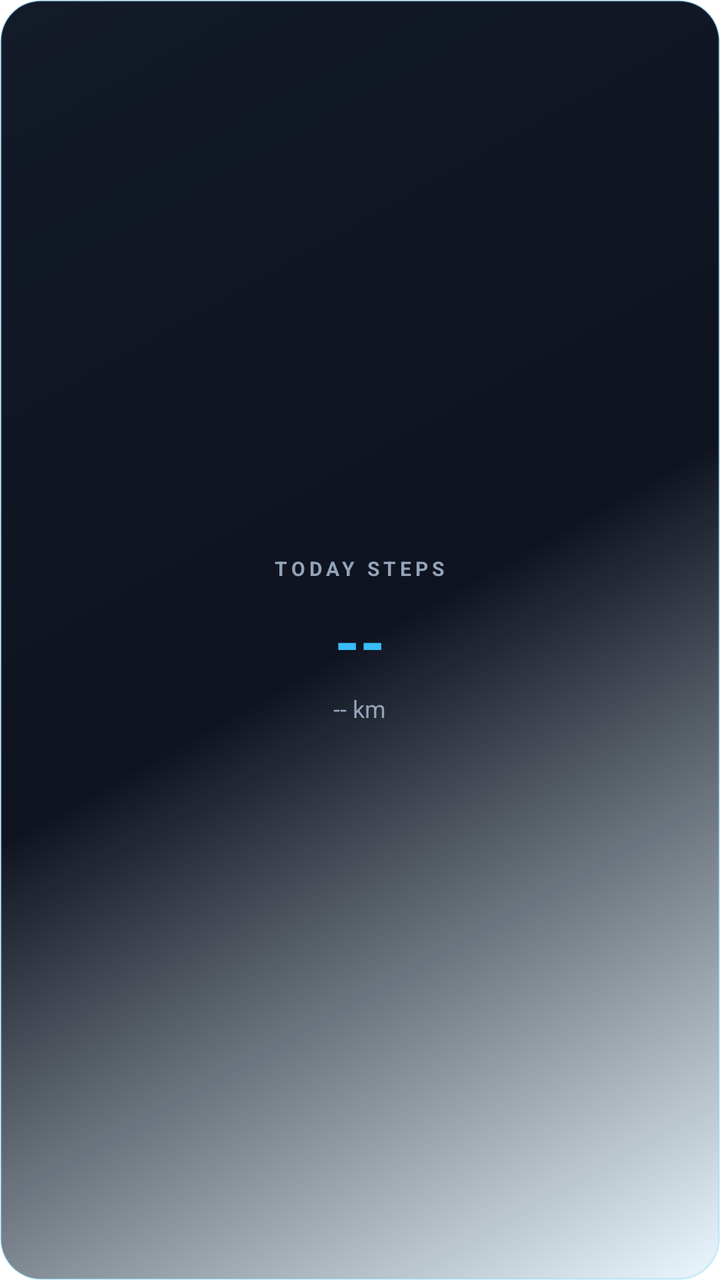
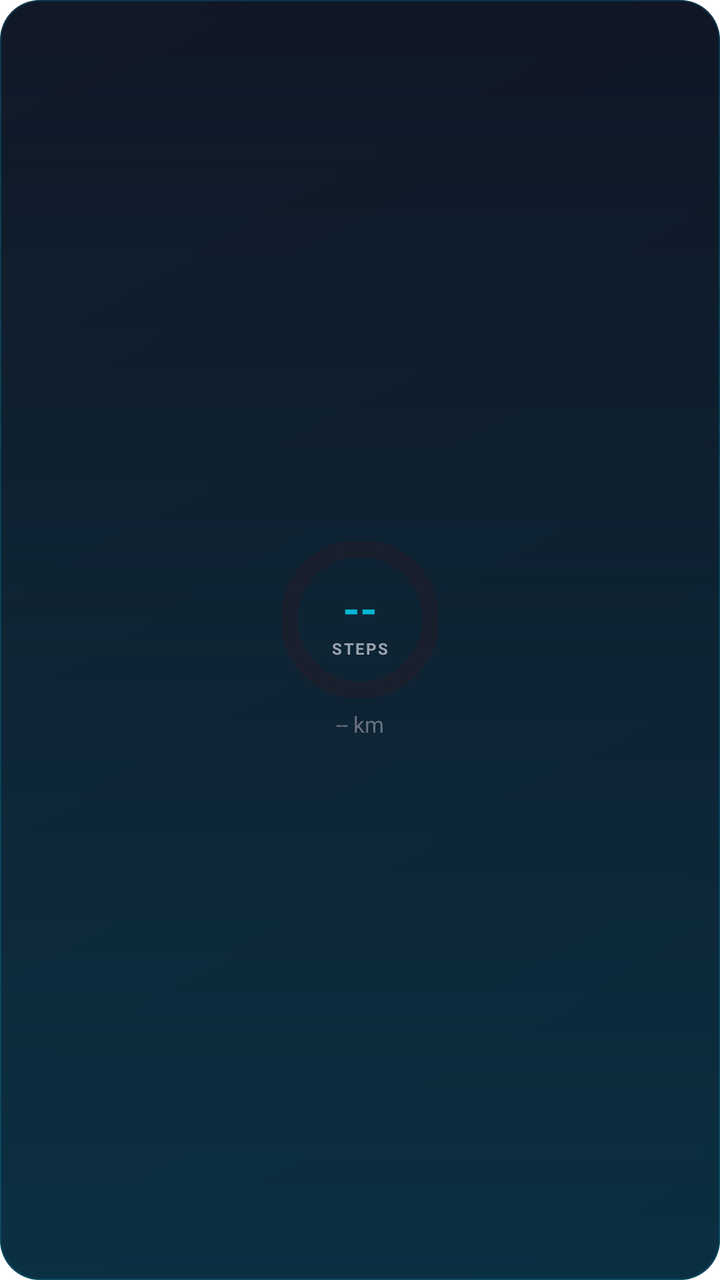

Compare the two renders of this Android layout. The source of the first and the diff that turns it into the second are given below.
<!-- AndroidManifest.xml: fallback theme Theme.MaterialComponents.DayNight.NoActionBar -->
<!-- res/layout/widget_steps.xml -->
<?xml version="1.0" encoding="utf-8"?>
<LinearLayout xmlns:android="http://schemas.android.com/apk/res/android"
    android:layout_width="match_parent"
    android:layout_height="match_parent"
    android:orientation="vertical"
    android:background="@drawable/widget_bg_accent"
    android:padding="16dp"
    android:gravity="center">

    <TextView
        android:layout_width="wrap_content"
        android:layout_height="wrap_content"
        android:text="TODAY STEPS"
        android:textColor="#94A3B8"
        android:textSize="10sp"
        android:textStyle="bold"
        android:letterSpacing="0.2"
        android:layout_marginBottom="8dp" />

    <TextView
        android:id="@+id/widget_steps_count"
        android:layout_width="wrap_content"
        android:layout_height="wrap_content"
        android:text="--"
        android:textColor="#38BDF8"
        android:textSize="32sp"
        android:textStyle="bold" />

    <TextView
        android:id="@+id/widget_steps_distance"
        android:layout_width="wrap_content"
        android:layout_height="wrap_content"
        android:text="-- km"
        android:textColor="#94A3B8"
        android:textSize="12sp"
        android:layout_marginTop="4dp" />
</LinearLayout>
<!-- resources referenced by this layout -->
<resources>
  <!-- drawable widget_bg_accent (drawable) -->
  <?xml version="1.0" encoding="utf-8"?>
  <shape xmlns:android="http://schemas.android.com/apk/res/android"
      android:shape="rectangle">
      <gradient
          android:angle="135"
          android:startColor="#1A38BDF8"
          android:centerColor="#0E131F"
          android:endColor="#131A28"
          android:type="linear" />
      <corners android:radius="20dp" />
      <stroke
          android:width="1dp"
          android:color="#3338BDF8" />
  </shape>
</resources>

<!-- the commit's change to res/layout/widget_steps.xml (unified diff, before → after) -->
@@ -1,37 +1,70 @@
 <?xml version="1.0" encoding="utf-8"?>
-<LinearLayout xmlns:android="http://schemas.android.com/apk/res/android"
+<FrameLayout xmlns:android="http://schemas.android.com/apk/res/android"
+    android:id="@+id/widget_root"
     android:layout_width="match_parent"
     android:layout_height="match_parent"
-    android:orientation="vertical"
-    android:background="@drawable/widget_bg_accent"
-    android:padding="16dp"
-    android:gravity="center">
+    android:background="@drawable/widget_bg_activity"
+    android:padding="16dp">
 
-    <TextView
+    <LinearLayout
         android:layout_width="wrap_content"
         android:layout_height="wrap_content"
-        android:text="TODAY STEPS"
-        android:textColor="#94A3B8"
-        android:textSize="10sp"
-        android:textStyle="bold"
-        android:letterSpacing="0.2"
-        android:layout_marginBottom="8dp" />
+        android:layout_gravity="center"
+        android:gravity="center_horizontal"
+        android:orientation="vertical">
 
-    <TextView
-        android:id="@+id/widget_steps_count"
-        android:layout_width="wrap_content"
-        android:layout_height="wrap_content"
-        android:text="--"
-        android:textColor="#38BDF8"
-        android:textSize="32sp"
-        android:textStyle="bold" />
+        <FrameLayout
+            android:layout_width="78dp"
+            android:layout_height="78dp">
 
-    <TextView
-        android:id="@+id/widget_steps_distance"
-        android:layout_width="wrap_content"
-        android:layout_height="wrap_content"
-        android:text="-- km"
-        android:textColor="#94A3B8"
-        android:textSize="12sp"
-        android:layout_marginTop="4dp" />
-</LinearLayout>
+            <ProgressBar
+                android:id="@+id/steps_progress"
+                style="?android:attr/progressBarStyleHorizontal"
+                android:layout_width="78dp"
+                android:layout_height="78dp"
+                android:indeterminate="false"
+                android:max="10000"
+                android:progress="0"
+                android:progressDrawable="@drawable/widget_circular_progress_steps" />
+
+            <LinearLayout
+                android:layout_width="match_parent"
+                android:layout_height="match_parent"
+                android:gravity="center"
+                android:orientation="vertical">
+
+                <TextView
+                    android:id="@+id/widget_steps_count"
+                    android:layout_width="wrap_content"
+                    android:layout_height="wrap_content"
+                    android:text="--"
+                    android:textColor="#06B6D4"
+                    android:textSize="22sp"
+                    android:textStyle="bold" />
+
+                <TextView
+                    android:layout_width="wrap_content"
+                    android:layout_height="wrap_content"
+                    android:text="STEPS"
+                    android:textAllCaps="true"
+                    android:textColor="#9CA3AF"
+                    android:textSize="8sp"
+                    android:textStyle="bold"
+                    android:letterSpacing="0.1" />
+
+            </LinearLayout>
+
+        </FrameLayout>
+
+        <TextView
+            android:id="@+id/widget_steps_distance"
+            android:layout_width="wrap_content"
+            android:layout_height="wrap_content"
+            android:layout_marginTop="6dp"
+            android:text="-- km"
+            android:textColor="#6B7280"
+            android:textSize="11sp" />
+
+    </LinearLayout>
+
+</FrameLayout>
<!-- resource entries referenced after the edit -->
@@ -1,19 +1,77 @@
 <!-- resources referenced by this layout -->
 <resources>
-  <!-- drawable widget_bg_accent (drawable) -->
+  <!-- drawable widget_bg_activity (drawable) -->
   <?xml version="1.0" encoding="utf-8"?>
-  <shape xmlns:android="http://schemas.android.com/apk/res/android"
-      android:shape="rectangle">
-      <gradient
-          android:angle="135"
-          android:startColor="#1A38BDF8"
-          android:centerColor="#0E131F"
-          android:endColor="#131A28"
-          android:type="linear" />
-      <corners android:radius="20dp" />
-      <stroke
-          android:width="1dp"
-          android:color="#3338BDF8" />
-  </shape>
+  <layer-list xmlns:android="http://schemas.android.com/apk/res/android">
+  
+      
+      <item>
+          <shape android:shape="rectangle">
+              <gradient
+                  android:startColor="#0B1120"
+                  android:endColor="#111827"
+                  android:angle="135"
+                  android:type="linear" />
+              <corners android:radius="20dp" />
+          </shape>
+      </item>
+  
+      
+      <item>
+          <shape android:shape="rectangle">
+              <gradient
+                  android:startColor="#2E06B6D4"
+                  android:endColor="#00000000"
+                  android:angle="90"
+                  android:type="linear" />
+              <corners android:radius="20dp" />
+          </shape>
+      </item>
+  
+      
+      <item>
+          <shape android:shape="rectangle">
+              <stroke
+                  android:width="0.5dp"
+                  android:color="#3306B6D4" />
+              <corners android:radius="20dp" />
+              <solid android:color="@android:color/transparent" />
+          </shape>
+      </item>
+  
+  </layer-list>
+  <!-- drawable widget_circular_progress_steps (drawable) -->
+  <?xml version="1.0" encoding="utf-8"?>
+  <layer-list xmlns:android="http://schemas.android.com/apk/res/android">
+  
+      
+      <item>
+          <shape
+              android:shape="ring"
+              android:innerRadiusRatio="2.5"
+              android:thicknessRatio="9"
+              android:useLevel="false">
+              <solid android:color="#1A1F2E" />
+          </shape>
+      </item>
+  
+      
+      <item>
+          <rotate
+              android:fromDegrees="270"
+              android:toDegrees="270"
+              android:pivotX="50%"
+              android:pivotY="50%">
+              <shape
+                  android:shape="ring"
+                  android:innerRadiusRatio="2.5"
+                  android:thicknessRatio="9"
+                  android:useLevel="true">
+                  <solid android:color="#06B6D4" />
+              </shape>
+          </rotate>
+      </item>
+  
+  </layer-list>
 </resources>
 
